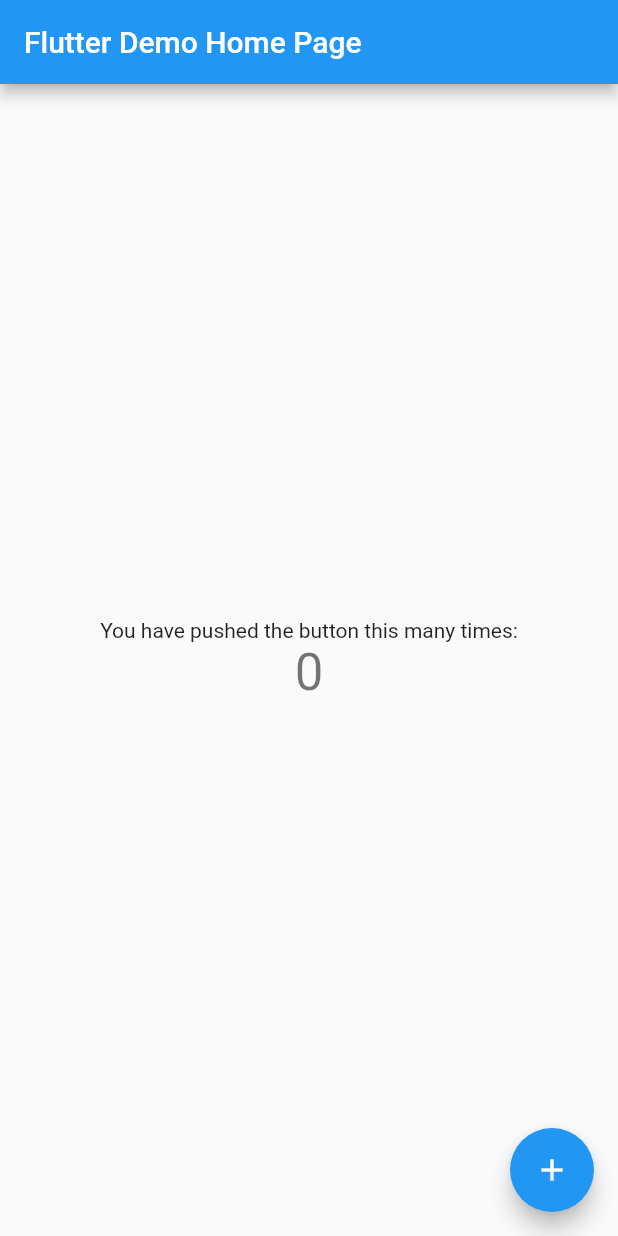
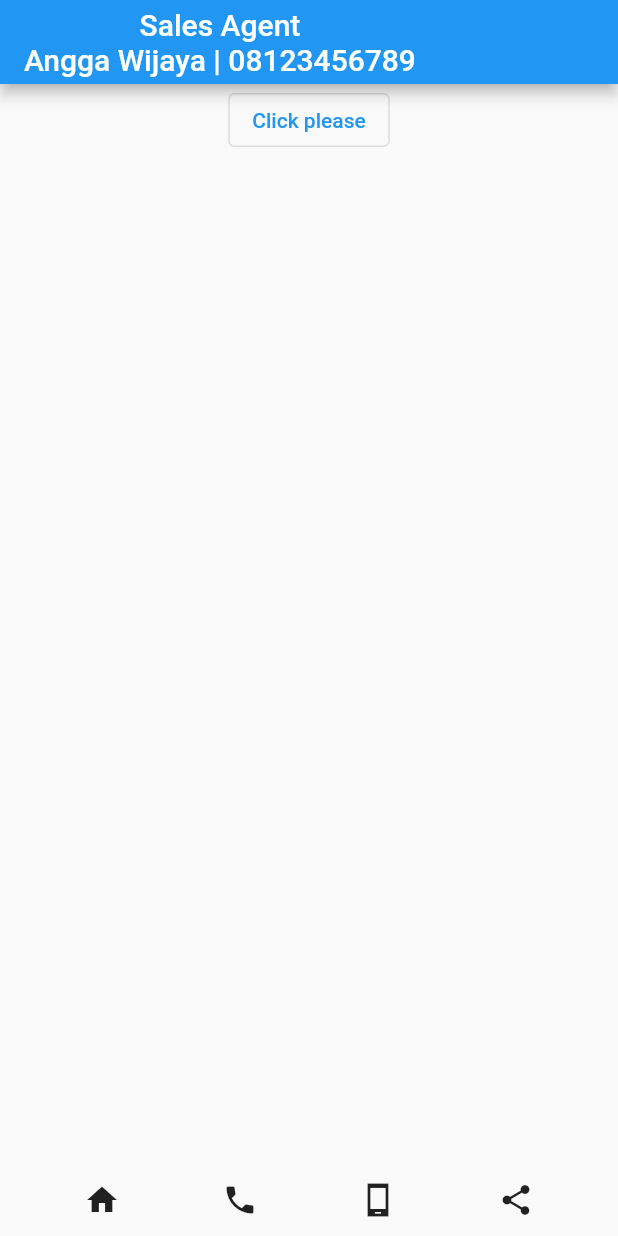
Before and after one commit to anthonyfebrian/hyundai, a Flutter app: the screen it shows after launch, on a phone screen of 412 x 824 dp. Run offline on Flutter 3.47's test engine with Material 2 defaults, Android fonts, the phone set to English and light mode, and no system bars; our stand-ins replace share_plus.

Commit message:
init some class and page

```diff
--- /dev/null
+++ b/lib/app.dart
@@ -0,0 +1,25 @@
+
+import 'package:flutter/material.dart';
+import 'package:hyundai/presentation/page/detail_page.dart';
+import 'package:hyundai/presentation/page/home_page.dart';
+
+class MyApp extends StatelessWidget {
+  const MyApp({Key? key}) : super(key: key);
+
+  @override
+  Widget build(BuildContext context) {
+    return MaterialApp(
+      title: 'Flutter Demo',
+      routes: {
+      '/':(context) => const HomePage(),
+      '/detail/':(context) => const DetailPage()
+    },
+      theme: ThemeData(
+        primarySwatch: Colors.blue,
+        appBarTheme: const AppBarTheme(
+          iconTheme: IconThemeData(color:Colors.black)
+        )
+      ),
+    );
+  }
+}
--- a/lib/main.dart
+++ b/lib/main.dart
@@ -1,115 +1,6 @@
 import 'package:flutter/material.dart';
+import 'package:hyundai/app.dart';
 
 void main() {
   runApp(const MyApp());
 }
-
-class MyApp extends StatelessWidget {
-  const MyApp({super.key});
-
-  // This widget is the root of your application.
-  @override
-  Widget build(BuildContext context) {
-    return MaterialApp(
-      title: 'Flutter Demo',
-      theme: ThemeData(
-        // This is the theme of your application.
-        //
-        // Try running your application with "flutter run". You'll see the
-        // application has a blue toolbar. Then, without quitting the app, try
-        // changing the primarySwatch below to Colors.green and then invoke
-        // "hot reload" (press "r" in the console where you ran "flutter run",
-        // or simply save your changes to "hot reload" in a Flutter IDE).
-        // Notice that the counter didn't reset back to zero; the application
-        // is not restarted.
-        primarySwatch: Colors.blue,
-      ),
-      home: const MyHomePage(title: 'Flutter Demo Home Page'),
-    );
-  }
-}
-
-class MyHomePage extends StatefulWidget {
-  const MyHomePage({super.key, required this.title});
-
-  // This widget is the home page of your application. It is stateful, meaning
-  // that it has a State object (defined below) that contains fields that affect
-  // how it looks.
-
-  // This class is the configuration for the state. It holds the values (in this
-  // case the title) provided by the parent (in this case the App widget) and
-  // used by the build method of the State. Fields in a Widget subclass are
-  // always marked "final".
-
-  final String title;
-
-  @override
-  State<MyHomePage> createState() => _MyHomePageState();
-}
-
-class _MyHomePageState extends State<MyHomePage> {
-  int _counter = 0;
-
-  void _incrementCounter() {
-    setState(() {
-      // This call to setState tells the Flutter framework that something has
-      // changed in this State, which causes it to rerun the build method below
-      // so that the display can reflect the updated values. If we changed
-      // _counter without calling setState(), then the build method would not be
-      // called again, and so nothing would appear to happen.
-      _counter++;
-    });
-  }
-
-  @override
-  Widget build(BuildContext context) {
-    // This method is rerun every time setState is called, for instance as done
-    // by the _incrementCounter method above.
-    //
-    // The Flutter framework has been optimized to make rerunning build methods
-    // fast, so that you can just rebuild anything that needs updating rather
-    // than having to individually change instances of widgets.
-    return Scaffold(
-      appBar: AppBar(
-        // Here we take the value from the MyHomePage object that was created by
-        // the App.build method, and use it to set our appbar title.
-        title: Text(widget.title),
-      ),
-      body: Center(
-        // Center is a layout widget. It takes a single child and positions it
-        // in the middle of the parent.
-        child: Column(
-          // Column is also a layout widget. It takes a list of children and
-          // arranges them vertically. By default, it sizes itself to fit its
-          // children horizontally, and tries to be as tall as its parent.
-          //
-          // Invoke "debug painting" (press "p" in the console, choose the
-          // "Toggle Debug Paint" action from the Flutter Inspector in Android
-          // Studio, or the "Toggle Debug Paint" command in Visual Studio Code)
-          // to see the wireframe for each widget.
-          //
-          // Column has various properties to control how it sizes itself and
-          // how it positions its children. Here we use mainAxisAlignment to
-          // center the children vertically; the main axis here is the vertical
-          // axis because Columns are vertical (the cross axis would be
-          // horizontal).
-          mainAxisAlignment: MainAxisAlignment.center,
-          children: <Widget>[
-            const Text(
-              'You have pushed the button this many times:',
-            ),
-            Text(
-              '$_counter',
-              style: Theme.of(context).textTheme.headlineMedium,
-            ),
-          ],
-        ),
-      ),
-      floatingActionButton: FloatingActionButton(
-        onPressed: _incrementCounter,
-        tooltip: 'Increment',
-        child: const Icon(Icons.add),
-      ), // This trailing comma makes auto-formatting nicer for build methods.
-    );
-  }
-}
--- /dev/null
+++ b/lib/presentation/page/detail_page.dart
@@ -0,0 +1,15 @@
+
+import 'package:flutter/material.dart';
+
+class DetailPage extends StatelessWidget {
+  const DetailPage({Key? key}) : super(key: key);
+
+  @override
+  Widget build(BuildContext context) {
+    return Scaffold(
+      appBar: AppBar(
+        title: const Text('Detail'),
+      ),
+    );
+  }
+}
--- /dev/null
+++ b/lib/presentation/page/home_page.dart
@@ -0,0 +1,45 @@
+import 'package:flutter/material.dart';
+import 'package:share_plus/share_plus.dart';
+
+class HomePage extends StatelessWidget {
+  const HomePage({Key? key}) : super(key: key);
+
+  @override
+  Widget build(BuildContext context) {
+    return Scaffold(
+      appBar: AppBar(
+        title: Column(
+          children: const [
+            Text('Sales Agent'),
+            Text('Angga Wijaya | 08123456789'),
+          ],
+        ),
+        // backgroundColor: Colors.white,
+      ),
+      body: Column(
+        children: [
+          OutlinedButton(
+            child: const Text('Click please'),
+            onPressed: () {
+              Navigator.of(context).pushNamed('/detail/');
+            },
+          ),
+          const Spacer(),
+          Row(
+            mainAxisAlignment: MainAxisAlignment.spaceEvenly,
+            children: [
+              IconButton(onPressed: () {}, icon: const Icon(Icons.home)),
+              IconButton(onPressed: () {}, icon: const Icon(Icons.phone)),
+              IconButton(
+                  onPressed: () {},
+                  icon: const Icon(Icons.phone_android_sharp)),
+              IconButton(onPressed: () {
+                Share.share('Lets sharing');
+              }, icon: const Icon(Icons.share)),
+            ],
+          )
+        ],
+      ),
+    );
+  }
+}
--- a/pubspec.yaml
+++ b/pubspec.yaml
@@ -32,6 +32,7 @@
     sdk: flutter
 
 
+  share_plus: ^6.3.0
   # The following adds the Cupertino Icons font to your application.
   # Use with the CupertinoIcons class for iOS style icons.
   cupertino_icons: ^1.0.2
```
Also changed, not shown: pubspec.lock, 1 other file.
